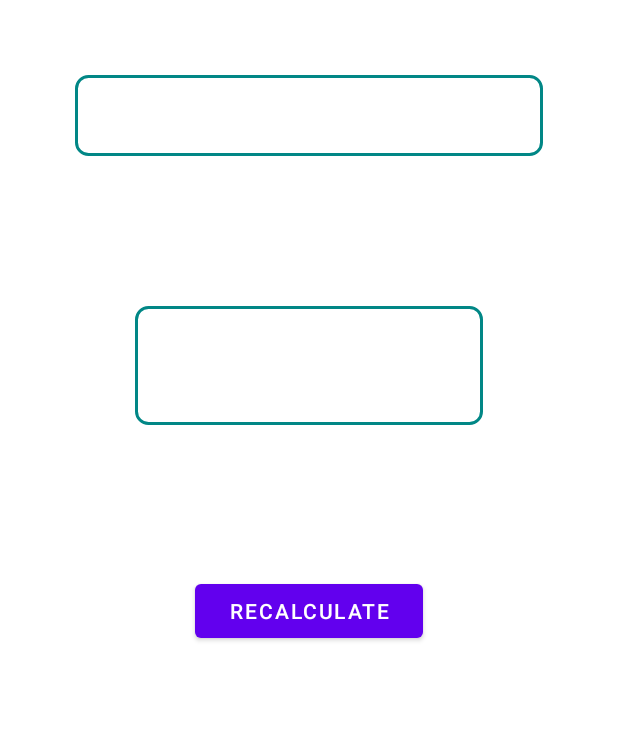
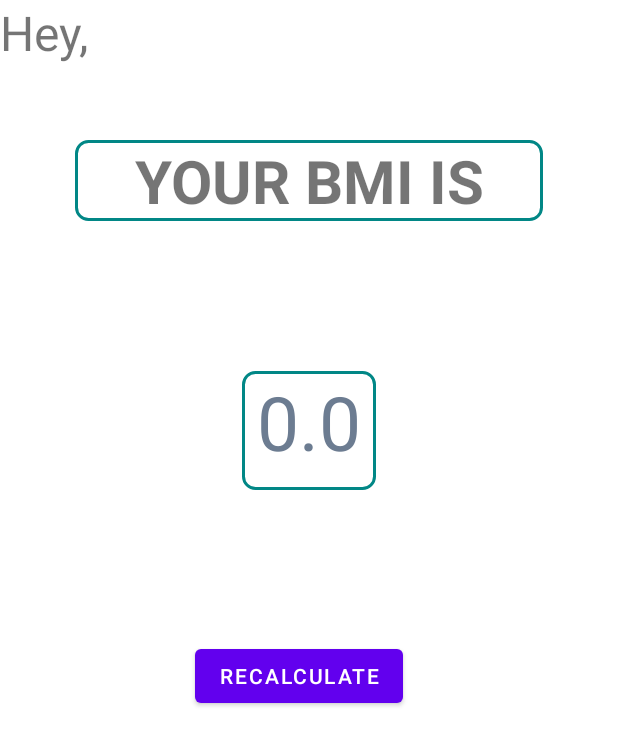
Before and after one commit to SadafMuneer9/BMIBMICalculator, an Android app: the OutputScreen screen opened directly, with no data from a screen before it, on a phone screen of 412 x 824 dp. Shown: the top 746 px of the screen. Run offline under Robolectric (Android 15) with nearby library versions, the phone set to English and light mode, and no system bars.

Commit message:
Code updated

```diff
--- a/app/src/main/java/android/example/bmicalculator/OutputScreen.kt
+++ b/app/src/main/java/android/example/bmicalculator/OutputScreen.kt
@@ -9,11 +9,29 @@ import android.widget.TextView
 import org.w3c.dom.Text
 
 class OutputScreen : AppCompatActivity() {
+
+    private lateinit var name: TextView
+    private lateinit var bmi: TextView
+    private lateinit var reCalculate: Button
+
+
     override fun onCreate(savedInstanceState: Bundle?) {
         super.onCreate(savedInstanceState)
         setContentView(R.layout.activity_output_screen)
-        var result=findViewById<TextView>(R.id.result)
 
-        result.text="%.2f".format(BMI)
+        name = findViewById(R.id.output_name)
+        bmi = findViewById(R.id.tvResult)
+        reCalculate = findViewById(R.id.reCalculate)
+
+        val intent = intent
+
+        name.text = intent.getStringExtra("userName")
+        bmi.text = intent.getFloatExtra("userBMI", 0f).toString()
+
+
+        reCalculate.setOnClickListener {
+
         }
+
+    }
 }
--- a/app/src/main/java/android/example/bmicalculator/SplashScreenActivity.kt
+++ b/app/src/main/java/android/example/bmicalculator/SplashScreenActivity.kt
@@ -8,9 +8,12 @@ import android.os.Looper
 
 class SplashScreenActivity : AppCompatActivity() {
     lateinit var handler: Handler
+
     override fun onCreate(savedInstanceState: Bundle?) {
         super.onCreate(savedInstanceState)
         setContentView(R.layout.activity_splash_screen)
+
+
         Handler(Looper.getMainLooper()).postDelayed({
             val intent = Intent(this, MainActivity::class.java)
             startActivity(intent)
--- a/app/src/main/res/layout/activity_output_screen.xml
+++ b/app/src/main/res/layout/activity_output_screen.xml
@@ -1,13 +1,35 @@
 <?xml version="1.0" encoding="utf-8"?>
-<RelativeLayout xmlns:android="http://schemas.android.com/apk/res/android"
+<LinearLayout xmlns:android="http://schemas.android.com/apk/res/android"
     xmlns:app="http://schemas.android.com/apk/res-auto"
     xmlns:tools="http://schemas.android.com/tools"
     android:layout_width="match_parent"
     android:layout_height="match_parent"
+    android:orientation="vertical"
     tools:context=".OutputScreen">
 
+    <LinearLayout
+        android:layout_width="match_parent"
+        android:orientation="horizontal"
+        android:layout_height="wrap_content">
+
+        <TextView
+            android:text="Hey, "
+            android:textSize="32dp"
+            android:layout_width="wrap_content"
+            android:layout_height="wrap_content"/>
+
+        <TextView
+            android:id="@+id/output_name"
+            tools:text="Shivam"
+            android:textAllCaps="true"
+            android:textSize="32dp"
+            android:layout_width="wrap_content"
+            android:layout_height="wrap_content"/>
+
+    </LinearLayout>
+
+
     <TextView
-        android:id="@+id/tvResult"
         android:layout_width="match_parent"
         android:layout_height="wrap_content"
         android:layout_marginStart="50dp"
@@ -16,22 +38,20 @@
         android:layout_marginBottom="50dp"
         android:background="@drawable/edit_bg"
         android:textAlignment="center"
+        android:textAllCaps="true"
+        android:text="Your BMI is"
         android:textSize="40sp"
         android:textStyle="bold" />
 
     <TextView
-        android:id="@+id/result"
-        android:layout_width="232dp"
+        android:id="@+id/tvResult"
+        android:layout_width="wrap_content"
         android:layout_height="79dp"
-        android:layout_below="@id/tvResult"
-        android:layout_alignParentStart="true"
-        android:layout_alignParentEnd="true"
-        android:layout_marginHorizontal="90dp"
-        android:layout_marginStart="90dp"
+        tools:text="28.9"
         android:layout_marginTop="50dp"
-        android:layout_marginEnd="90dp"
+        android:paddingHorizontal="10dp"
         android:background="@drawable/edit_bg"
-        android:gravity="center"
+        android:layout_gravity="center"
         android:textColor="@color/layout_background"
         android:textSize="50sp" />
 
@@ -39,9 +59,6 @@
         android:id="@+id/reCalculate"
         android:layout_width="wrap_content"
         android:layout_height="wrap_content"
-        android:layout_below="@id/result"
-        android:layout_alignParentStart="true"
-        android:layout_alignParentEnd="true"
         android:layout_marginStart="130dp"
         android:layout_marginTop="100dp"
         android:layout_marginEnd="130dp"
@@ -49,4 +66,4 @@
         android:text="@string/recalculate" />
 
 
-</RelativeLayout>
+</LinearLayout>
--- a/app/src/main/res/values/strings.xml
+++ b/app/src/main/res/values/strings.xml
@@ -12,8 +12,8 @@
     <string name="textview">TextView</string>
     <string name="bmi">BMI</string>
     <string name="weight_kg">Weight (Kg)</string>
-    <string name="enter_your_weight">Enter your Weight</string>
-    <string name="height_cm">Height (Cm)</string>
+    <string name="enter_your_weight">Enter your Name</string>
+    <string name="height_cm">Height (Mt)</string>
     <string name="enter_your_height">Enter your Height</string>
     <string name="Calculate">Calculate</string>
     <string name="result">Result</string>
```
Also changed, not shown: app/src/main/AndroidManifest.xml (+6 -3 lines), app/src/main/java/android/example/bmicalculator/MainActivity.kt (+36 -10 lines), app/src/main/res/layout/activity_main.xml (+30 -2 lines).
